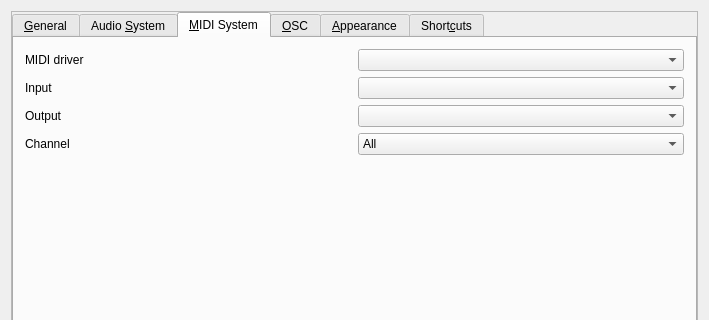
First picture: the form in src/gui/src/PreferencesDialog/PreferencesDialog_UI.ui, repository hydrogen-music/hydrogen, before the edit; both pictures show x 0 to 709 and y 0 to 320 of the 709 by 660 pixel window.
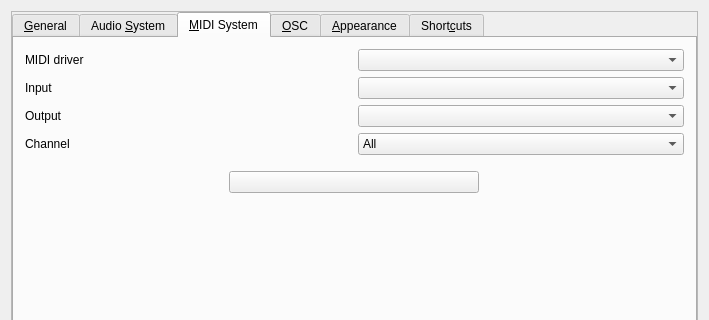
Second picture: the form after the edit. The open tabs and pages were chosen to show the change. Custom widgets are drawn as their Qt base class.

Commit message: PreferencesDialog: introduce MIDI driver restart button

```diff
--- a/src/gui/src/PreferencesDialog/PreferencesDialog_UI.ui
+++ b/src/gui/src/PreferencesDialog/PreferencesDialog_UI.ui
@@ -831,10 +831,39 @@
               </layout>
              </item>
              <item>
-              <layout class="QHBoxLayout" name="horizontalLayout_4"/>
+              <spacer name="verticalSpacer_8">
+               <property name="orientation">
+                <enum>Qt::Vertical</enum>
+               </property>
+               <property name="sizeType">
+                <enum>QSizePolicy::Fixed</enum>
+               </property>
+               <property name="sizeHint" stdset="0">
+                <size>
+                 <width>20</width>
+                 <height>10</height>
+                </size>
+               </property>
+              </spacer>
              </item>
-             <item>
-              <layout class="QHBoxLayout" name="horizontalLayout_8"/>
+             <item alignment="Qt::AlignHCenter">
+              <widget class="QPushButton" name="restartMidiDriverButton">
+               <property name="sizePolicy">
+                <sizepolicy hsizetype="Preferred" vsizetype="Fixed">
+                 <horstretch>0</horstretch>
+                 <verstretch>0</verstretch>
+                </sizepolicy>
+               </property>
+               <property name="minimumSize">
+                <size>
+                 <width>250</width>
+                 <height>0</height>
+                </size>
+               </property>
+               <property name="text">
+                <string/>
+               </property>
+              </widget>
              </item>
             </layout>
            </item>
```
Left out of the diff: 2 changed lines with no effect on the pictures. The commit also changes 25 other files.
